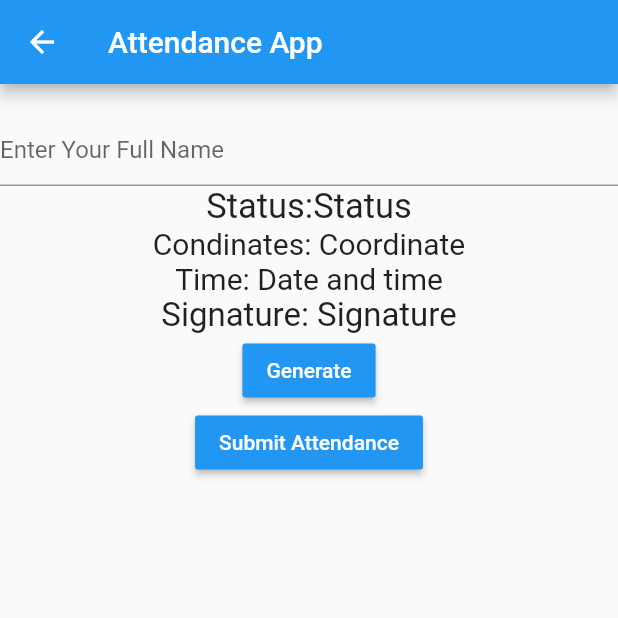
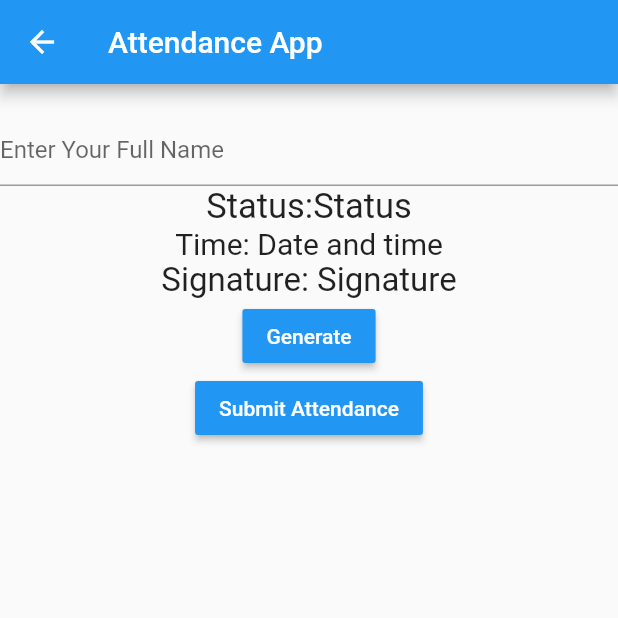
Before and after one commit to ZakariaRahim/attendance_app, a Flutter app: the MyHomePage screen opened by its route, on a phone screen of 412 x 824 dp, the top half of it. Run offline on Flutter 3.47's test engine with Material 2 defaults, Android fonts, the phone set to English and light mode, and no system bars; our stand-ins replace geolocator; missing offline and left inert: unique_id.

Commit message:
attendance app

```diff
--- a/lib/camera_screen.dart
+++ b/lib/camera_screen.dart
@@ -57,10 +57,10 @@ class _MyHomePageState  extends State<MyHomePage> {
              style: TextStyle(fontSize: 23.0
              ),
            ),
-           Text('Condinates: '+ _coordinates,
-             style: TextStyle(fontSize: 20.0
-             ),
-           ),
+          //  Text('Condinates: '+ _coordinates,
+          //    style: TextStyle(fontSize: 20.0
+          //    ),
+          //  ),
           Text('Time: ' + date.toString(),
             style: TextStyle(fontSize: 20.0
             ),
--- a/lib/closing_form_controller.dart
+++ b/lib/closing_form_controller.dart
@@ -1,6 +1,6 @@
 import 'dart:convert' as convert;
 import 'package:http/http.dart' as http;
-import 'form.dart';
+import 'form_closing.dart';
 
 
 /// FormController is a class which does work of saving FeedbackForm in Google Sheets using
--- a/lib/closing_session.dart
+++ b/lib/closing_session.dart
@@ -2,7 +2,7 @@
 import 'package:flutter/cupertino.dart';
 import 'package:flutter/material.dart';
 import 'package:unique_id/unique_id.dart';
-import 'form.dart';
+import 'form_closing.dart';
 import 'closing_form_controller.dart';
 import 'package:geolocator/geolocator.dart';
 
@@ -55,10 +55,10 @@ class _MyHomePage2State  extends State<MyHomePage2> {
              style: TextStyle(fontSize: 23.0
              ),
            ),
-           Text('Condinates: '+ _coordinates,
-             style: TextStyle(fontSize: 20.0
-             ),
-           ),
+          //  Text('Condinates: '+ _coordinates,
+          //    style: TextStyle(fontSize: 20.0
+          //    ),
+          //  ),
           Text('Time: ' + date.toString(),
             style: TextStyle(fontSize: 20.0
             ),
--- /dev/null
+++ b/lib/form_closing.dart
@@ -0,0 +1,26 @@
+/// FeedbackForm is a data class which stores data fields of Feedback.
+class FeedbackForm {
+  String deviceId;
+  String status;
+  String userName;
+  String coordinates;
+  String date;
+
+  FeedbackForm(this.userName, this.status, this.coordinates,this.date, this.deviceId);
+
+  factory FeedbackForm.fromJson(dynamic json) {
+    return FeedbackForm("${json['userName']}",
+        "${json['status']}",
+        "${json['coordinates']}",
+        "${json['date']}",
+        "${json['deviceId']}");
+  }
+
+  // Method to make GET parameters.
+  Map toJson() => {'userName': userName,
+                    'status': status,
+                   'coordinates':coordinates,
+                    'date':date,
+                    'deviceId':deviceId
+  };
+}
--- a/lib/main.dart
+++ b/lib/main.dart
@@ -11,7 +11,9 @@ void main() {
 class MyApp extends StatelessWidget {
   @override
   Widget build(BuildContext context) {
+
     return MaterialApp(
+      debugShowCheckedModeBanner: false,
       routes: {
         MyHomePage.id: (context)=>MyHomePage(),
         MyHomePage2.id: (context)=>MyHomePage2()
```
